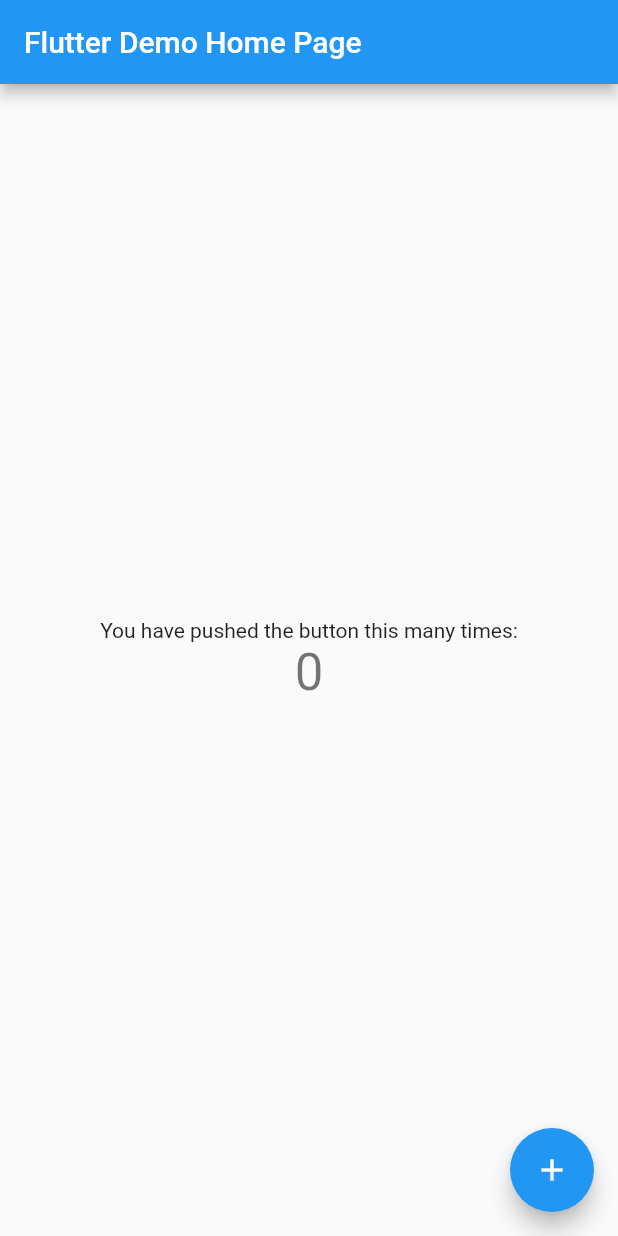
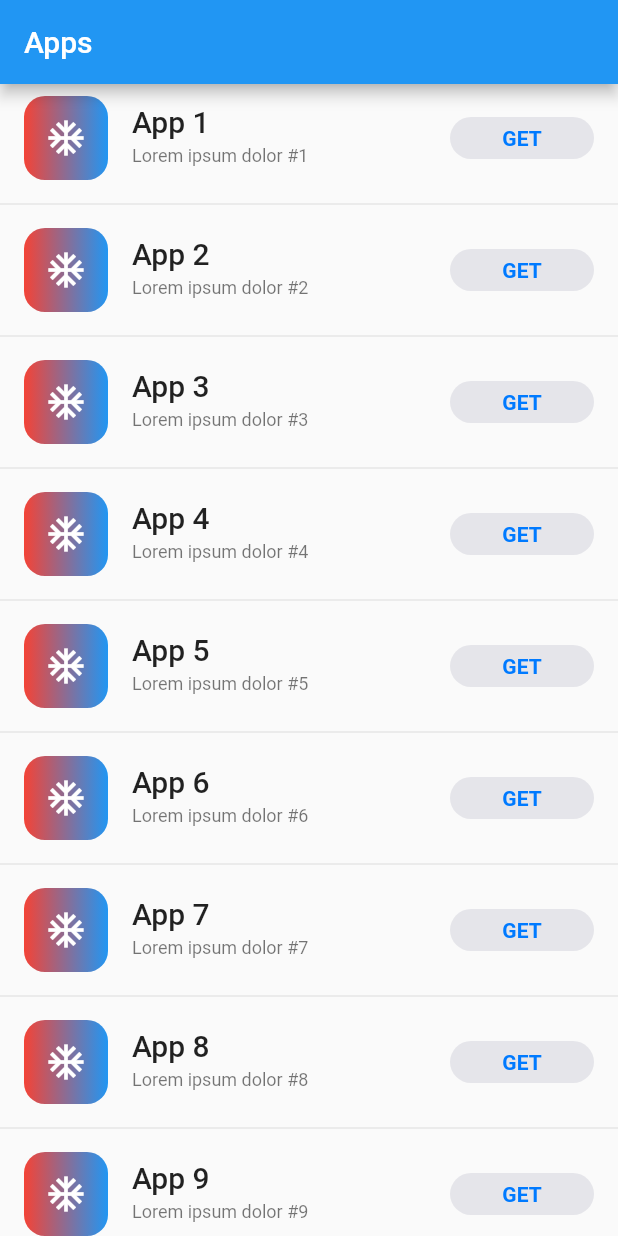
Before and after one commit to StephaneKuma/flutter_download_animations, a Flutter app: the screen it shows after launch, on a phone screen of 412 x 824 dp. Run offline on Flutter 3.47's test engine with Material 2 defaults, Android fonts, the phone set to English and light mode, and no system bars.

Commit message:
Services added

```diff
--- a/lib/main.dart
+++ b/lib/main.dart
@@ -1,4 +1,6 @@
 import 'package:flutter/material.dart';
+
+import 'src/pages/home_page.dart';
 
 void main() {
   runApp(const MyApp());
@@ -7,109 +9,14 @@
 class MyApp extends StatelessWidget {
   const MyApp({Key? key}) : super(key: key);
 
-  // This widget is the root of your application.
   @override
   Widget build(BuildContext context) {
     return MaterialApp(
-      title: 'Flutter Demo',
       theme: ThemeData(
-        // This is the theme of your application.
-        //
-        // Try running your application with "flutter run". You'll see the
-        // application has a blue toolbar. Then, without quitting the app, try
-        // changing the primarySwatch below to Colors.green and then invoke
-        // "hot reload" (press "r" in the console where you ran "flutter run",
-        // or simply save your changes to "hot reload" in a Flutter IDE).
-        // Notice that the counter didn't reset back to zero; the application
-        // is not restarted.
         primarySwatch: Colors.blue,
       ),
-      home: const MyHomePage(title: 'Flutter Demo Home Page'),
+      debugShowCheckedModeBanner: false,
+      home: const HomePage(),
     );
   }
 }
-
-class MyHomePage extends StatefulWidget {
-  const MyHomePage({Key? key, required this.title}) : super(key: key);
-
-  // This widget is the home page of your application. It is stateful, meaning
-  // that it has a State object (defined below) that contains fields that affect
-  // how it looks.
-
-  // This class is the configuration for the state. It holds the values (in this
-  // case the title) provided by the parent (in this case the App widget) and
-  // used by the build method of the State. Fields in a Widget subclass are
-  // always marked "final".
-
-  final String title;
-
-  @override
-  State<MyHomePage> createState() => _MyHomePageState();
-}
-
-class _MyHomePageState extends State<MyHomePage> {
-  int _counter = 0;
-
-  void _incrementCounter() {
-    setState(() {
-      // This call to setState tells the Flutter framework that something has
-      // changed in this State, which causes it to rerun the build method below
-      // so that the display can reflect the updated values. If we changed
-      // _counter without calling setState(), then the build method would not be
-      // called again, and so nothing would appear to happen.
-      _counter++;
-    });
-  }
-
-  @override
-  Widget build(BuildContext context) {
-    // This method is rerun every time setState is called, for instance as done
-    // by the _incrementCounter method above.
-    //
-    // The Flutter framework has been optimized to make rerunning build methods
-    // fast, so that you can just rebuild anything that needs updating rather
-    // than having to individually change instances of widgets.
-    return Scaffold(
-      appBar: AppBar(
-        // Here we take the value from the MyHomePage object that was created by
-        // the App.build method, and use it to set our appbar title.
-        title: Text(widget.title),
-      ),
-      body: Center(
-        // Center is a layout widget. It takes a single child and positions it
-        // in the middle of the parent.
-        child: Column(
-          // Column is also a layout widget. It takes a list of children and
-          // arranges them vertically. By default, it sizes itself to fit its
-          // children horizontally, and tries to be as tall as its parent.
-          //
-          // Invoke "debug painting" (press "p" in the console, choose the
-          // "Toggle Debug Paint" action from the Flutter Inspector in Android
-          // Studio, or the "Toggle Debug Paint" command in Visual Studio Code)
-          // to see the wireframe for each widget.
-          //
-          // Column has various properties to control how it sizes itself and
-          // how it positions its children. Here we use mainAxisAlignment to
-          // center the children vertically; the main axis here is the vertical
-          // axis because Columns are vertical (the cross axis would be
-          // horizontal).
-          mainAxisAlignment: MainAxisAlignment.center,
-          children: <Widget>[
-            const Text(
-              'You have pushed the button this many times:',
-            ),
-            Text(
-              '$_counter',
-              style: Theme.of(context).textTheme.headline4,
-            ),
-          ],
-        ),
-      ),
-      floatingActionButton: FloatingActionButton(
-        onPressed: _incrementCounter,
-        tooltip: 'Increment',
-        child: const Icon(Icons.add),
-      ), // This trailing comma makes auto-formatting nicer for build methods.
-    );
-  }
-}
--- /dev/null
+++ b/lib/src/contracts/download_controller.dart
@@ -0,0 +1,12 @@
+import 'package:flutter/material.dart';
+
+import '../enums/download_status.dart';
+
+abstract class DownloadController implements ChangeNotifier {
+  DownloadStatus get downloadStatus;
+  double get progress;
+
+  void startDownload();
+  void stopDownload();
+  void openDownload();
+}
--- /dev/null
+++ b/lib/src/enums/download_status.dart
@@ -0,0 +1,6 @@
+enum DownloadStatus {
+  notDownloaded,
+  fetchingDownload,
+  downloading,
+  downloaded,
+}
--- /dev/null
+++ b/lib/src/pages/home_page.dart
@@ -0,0 +1,85 @@
+import 'package:flutter/material.dart';
+
+import '../contracts/download_controller.dart';
+import '../services/simulated_download_controller.dart';
+import '../widgets/app_icon.dart';
+import '../widgets/download_button.dart';
+
+class HomePage extends StatefulWidget {
+  const HomePage({Key? key}) : super(key: key);
+
+  @override
+  State<HomePage> createState() => _HomePageState();
+}
+
+class _HomePageState extends State<HomePage> {
+  late List<DownloadController> _downloadControllers;
+
+  @override
+  void initState() {
+    super.initState();
+
+    _downloadControllers = List<DownloadController>.generate(
+      20,
+      (index) => SimulatedDownloadController(
+        onOpenDownload: () {
+          _openDownload(index);
+        },
+      ),
+    );
+  }
+
+  void _openDownload(int index) {
+    ScaffoldMessenger.of(context).showSnackBar(
+      SnackBar(
+        content: Text('Open App ${index + 1}'),
+      ),
+    );
+  }
+
+  @override
+  Widget build(BuildContext context) => Scaffold(
+        appBar: AppBar(
+          title: const Text('Apps'),
+        ),
+        body: ListView.separated(
+          itemBuilder: _buildItemList,
+          separatorBuilder: (_, __) => const Divider(),
+          itemCount: _downloadControllers.length,
+        ),
+      );
+
+  Widget _buildItemList(BuildContext context, int index) {
+    final theme = Theme.of(context);
+    final downloadController = _downloadControllers[index];
+
+    return ListTile(
+      leading: const AppIcon(),
+      title: Text(
+        'App ${index + 1}',
+        overflow: TextOverflow.ellipsis,
+        style: theme.textTheme.headline6,
+      ),
+      subtitle: Text(
+        'Lorem ipsum dolor #${index + 1}',
+        overflow: TextOverflow.ellipsis,
+        style: theme.textTheme.caption,
+      ),
+      trailing: SizedBox(
+        width: 96,
+        child: AnimatedBuilder(
+          animation: downloadController,
+          builder: (context, child) {
+            return DownloadButton(
+              status: downloadController.downloadStatus,
+              downloadProgress: downloadController.progress,
+              onDownload: downloadController.startDownload,
+              onCancel: downloadController.stopDownload,
+              onOpen: downloadController.openDownload,
+            );
+          },
+        ),
+      ),
+    );
+  }
+}
--- /dev/null
+++ b/lib/src/services/simulated_download_controller.dart
@@ -0,0 +1,96 @@
+import 'package:flutter/material.dart';
+import 'package:my_app_store/src/enums/download_status.dart';
+
+import '../contracts/download_controller.dart';
+
+class SimulatedDownloadController extends DownloadController
+    with ChangeNotifier {
+  SimulatedDownloadController({
+    DownloadStatus downloadStatus = DownloadStatus.notDownloaded,
+    double progress = 0.0,
+    required VoidCallback onOpenDownload,
+  })  : _downloadStatus = downloadStatus,
+        _progress = progress,
+        _onOpenDownload = onOpenDownload;
+
+  DownloadStatus _downloadStatus;
+  double _progress;
+  final VoidCallback _onOpenDownload;
+  bool _isDownloading = false;
+
+  @override
+  DownloadStatus get downloadStatus => _downloadStatus;
+
+  @override
+  void openDownload() {
+    if (downloadStatus == DownloadStatus.downloaded) {
+      _onOpenDownload();
+    }
+  }
+
+  @override
+  double get progress => _progress;
+
+  @override
+  void startDownload() {
+    if (downloadStatus == DownloadStatus.notDownloaded) {
+      _doSimulatedDownload();
+    }
+  }
+
+  @override
+  void stopDownload() {
+    if (_isDownloading) {
+      _isDownloading = false;
+      _downloadStatus = DownloadStatus.notDownloaded;
+      _progress = 0.0;
+      notifyListeners();
+    }
+  }
+
+  Future<void> _doSimulatedDownload() async {
+    _isDownloading = true;
+    _downloadStatus = DownloadStatus.fetchingDownload;
+    notifyListeners();
+
+    // Wait a second to simulate fetch time.
+    await Future<void>.delayed(const Duration(seconds: 1));
+
+    // If the user chose to cancel the download, stop the simulation.
+    if (!_isDownloading) {
+      return;
+    }
+
+    // Shift to the downloading phase.
+    _downloadStatus = DownloadStatus.downloading;
+    notifyListeners();
+
+    const downloadProgressStops = [0.0, 0.15, 0.45, 0.8, 1.0];
+    for (final stop in downloadProgressStops) {
+      // Wait a second to simulate varying download speeds.
+      await Future<void>.delayed(const Duration(seconds: 1));
+
+      // If the user chose to cancel the download, stop the simulation.
+      if (!_isDownloading) {
+        return;
+      }
+
+      // Update the download progress.
+      _progress = stop;
+      notifyListeners();
+    }
+
+    // Wait a second to simulate a final delay.
+    await Future<void>.delayed(const Duration(seconds: 1));
+
+    // If the user chose to cancel the download, stop the simulation.
+    if (!_isDownloading) {
+      return;
+    }
+
+    // Shift to the downloaded state, completing the simulation.
+    _downloadStatus = DownloadStatus.downloaded;
+    _isDownloading = false;
+    notifyListeners();
+  }
+}
--- /dev/null
+++ b/lib/src/widgets/app_icon.dart
@@ -0,0 +1,34 @@
+import 'package:flutter/material.dart';
+
+@immutable
+class AppIcon extends StatelessWidget {
+  const AppIcon({super.key});
+
+  @override
+  Widget build(BuildContext context) {
+    return const AspectRatio(
+      aspectRatio: 1,
+      child: FittedBox(
+        child: SizedBox(
+          width: 80,
+          height: 80,
+          child: DecoratedBox(
+            decoration: BoxDecoration(
+              gradient: LinearGradient(
+                colors: [Colors.red, Colors.blue],
+              ),
+              borderRadius: BorderRadius.all(Radius.circular(20)),
+            ),
+            child: Center(
+              child: Icon(
+                Icons.ac_unit,
+                color: Colors.white,
+                size: 40,
+              ),
+            ),
+          ),
+        ),
+      ),
+    );
+  }
+}
--- /dev/null
+++ b/lib/src/widgets/button_shape.dart
@@ -0,0 +1,54 @@
+import 'package:flutter/cupertino.dart';
+import 'package:flutter/material.dart';
+
+@immutable
+class ButtonShape extends StatelessWidget {
+  const ButtonShape({
+    Key? key,
+    required this.isDownloading,
+    required this.isDownloaded,
+    required this.isFetching,
+    required this.transitionDuration,
+  }) : super(key: key);
+
+  final bool isDownloading;
+  final bool isDownloaded;
+  final bool isFetching;
+  final Duration transitionDuration;
+
+  @override
+  Widget build(BuildContext context) {
+    var shape = const ShapeDecoration(
+      shape: StadiumBorder(),
+      color: CupertinoColors.lightBackgroundGray,
+    );
+
+    if (isDownloading || isFetching) {
+      shape = ShapeDecoration(
+        shape: const CircleBorder(),
+        color: Colors.white.withOpacity(0.0),
+      );
+    }
+
+    return AnimatedContainer(
+      duration: transitionDuration,
+      curve: Curves.ease,
+      width: double.infinity,
+      decoration: shape,
+      child: Padding(
+        padding: const EdgeInsets.symmetric(vertical: 6.0),
+        child: AnimatedOpacity(
+          duration: transitionDuration,
+          opacity: isDownloading || isFetching ? 0.0 : 1.0,
+          curve: Curves.ease,
+          child: Text(isDownloaded ? 'OPEN' : 'GET',
+              textAlign: TextAlign.center,
+              style: Theme.of(context).textTheme.button?.copyWith(
+                    fontWeight: FontWeight.bold,
+                    color: CupertinoColors.activeBlue,
+                  )),
+        ),
+      ),
+    );
+  }
+}
--- /dev/null
+++ b/lib/src/widgets/download_button.dart
@@ -0,0 +1,89 @@
+import 'package:flutter/cupertino.dart';
+import 'package:flutter/material.dart';
+
+import '../enums/download_status.dart';
+import 'button_shape.dart';
+import 'donwload_progress_indicator.dart';
+
+@immutable
+class DownloadButton extends StatelessWidget {
+  const DownloadButton({
+    Key? key,
+    required this.status,
+    this.downloadProgress = 0.0,
+    required this.onDownload,
+    required this.onCancel,
+    required this.onOpen,
+    this.transitionDuration = const Duration(milliseconds: 500),
+  }) : super(key: key);
+
+  final DownloadStatus status;
+  final double downloadProgress;
+  final VoidCallback onDownload;
+  final VoidCallback onCancel;
+  final VoidCallback onOpen;
+  final Duration transitionDuration;
+
+  bool get _isDownloading => status == DownloadStatus.downloading;
+
+  bool get _isFetching => status == DownloadStatus.fetchingDownload;
+
+  bool get _isDownloaded => status == DownloadStatus.downloaded;
+
+  void _onPressed() {
+    switch (status) {
+      case DownloadStatus.notDownloaded:
+        onDownload();
+        break;
+      case DownloadStatus.fetchingDownload:
+        // do nothing.
+        break;
+      case DownloadStatus.downloading:
+        onCancel();
+        break;
+      case DownloadStatus.downloaded:
+        onOpen();
+        break;
+    }
+  }
+
+  @override
+  Widget build(BuildContext context) {
+    return GestureDetector(
+      onTap: _onPressed,
+      child: Stack(
+        children: <Widget>[
+          ButtonShape(
+            transitionDuration: transitionDuration,
+            isDownloaded: _isDownloaded,
+            isDownloading: _isDownloading,
+            isFetching: _isFetching,
+          ),
+          Positioned.fill(
+            child: AnimatedOpacity(
+              duration: transitionDuration,
+              opacity: _isDownloading || _isFetching ? 1.0 : 0.0,
+              curve: Curves.ease,
+              child: Stack(
+                alignment: Alignment.center,
+                children: <Widget>[
+                  DownloadProgressIndicator(
+                    downloadProgress: downloadProgress,
+                    isDownloading: _isDownloading,
+                    isFetching: _isFetching,
+                  ),
+                  if (_isDownloading)
+                    const Icon(
+                      Icons.stop,
+                      size: 14,
+                      color: CupertinoColors.activeBlue,
+                    ),
+                ],
+              ),
+            ),
+          ),
+        ],
+      ),
+    );
+  }
+}
```
Also changed, not shown: lib/src/widgets/donwload_progress_indicator.dart (added, +41 -0 lines).
